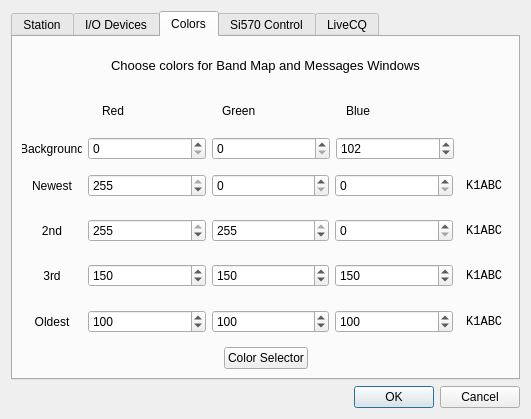
Old version of the form map65/devsetup.ui in the repository WSJTX/wsjtx.
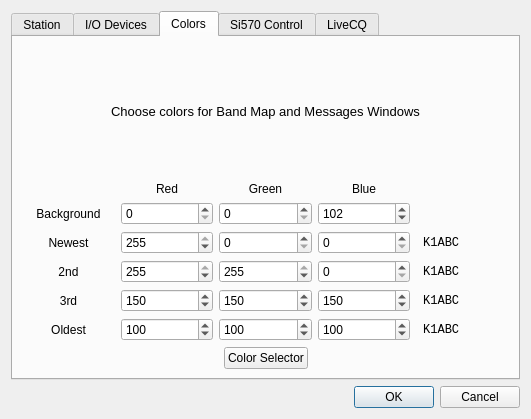
New version of the form. The open tabs and pages were chosen to show the change.

Commit message: fix(map65): scale Setup/Options UI properly and remember dialog size

The edit to the form file:
```diff
--- a/map65/devsetup.ui
+++ b/map65/devsetup.ui
@@ -946,104 +946,39 @@
           </widget>
          </item>
          <item>
-          <layout class="QHBoxLayout" name="horizontalLayout_17">
-           <item>
-            <spacer name="horizontalSpacer_17">
-             <property name="orientation">
-              <enum>Qt::Orientation::Horizontal</enum>
-             </property>
-             <property name="sizeType">
-              <enum>QSizePolicy::Policy::Fixed</enum>
-             </property>
-             <property name="sizeHint" stdset="0">
-              <size>
-               <width>80</width>
-               <height>20</height>
-              </size>
-             </property>
-            </spacer>
-           </item>
-           <item>
+          <layout class="QGridLayout" name="colorsGridLayout">
+           <item row="0" column="1">
             <widget class="QLabel" name="label_20">
              <property name="text">
               <string>Red</string>
              </property>
+             <property name="alignment">
+              <set>Qt::AlignmentFlag::AlignCenter</set>
+             </property>
             </widget>
            </item>
-           <item>
-            <spacer name="horizontalSpacer_19">
-             <property name="orientation">
-              <enum>Qt::Orientation::Horizontal</enum>
-             </property>
-             <property name="sizeType">
-              <enum>QSizePolicy::Policy::Fixed</enum>
-             </property>
-             <property name="sizeHint" stdset="0">
-              <size>
-               <width>31</width>
-               <height>20</height>
-              </size>
-             </property>
-            </spacer>
-           </item>
-           <item>
+           <item row="0" column="2">
             <widget class="QLabel" name="label_21">
              <property name="text">
               <string>Green</string>
              </property>
+             <property name="alignment">
+              <set>Qt::AlignmentFlag::AlignCenter</set>
+             </property>
             </widget>
            </item>
-           <item>
-            <spacer name="horizontalSpacer_20">
-             <property name="orientation">
-              <enum>Qt::Orientation::Horizontal</enum>
-             </property>
-             <property name="sizeType">
-              <enum>QSizePolicy::Policy::Fixed</enum>
-             </property>
-             <property name="sizeHint" stdset="0">
-              <size>
-               <width>34</width>
-               <height>20</height>
-              </size>
-             </property>
-            </spacer>
-           </item>
-           <item>
+           <item row="0" column="3">
             <widget class="QLabel" name="label_22">
              <property name="text">
               <string>Blue</string>
              </property>
+             <property name="alignment">
+              <set>Qt::AlignmentFlag::AlignCenter</set>
+             </property>
             </widget>
            </item>
-           <item>
-            <spacer name="horizontalSpacer_18">
-             <property name="orientation">
-              <enum>Qt::Orientation::Horizontal</enum>
-             </property>
-             <property name="sizeType">
-              <enum>QSizePolicy::Policy::Fixed</enum>
-             </property>
-             <property name="sizeHint" stdset="0">
-              <size>
-               <width>80</width>
-               <height>20</height>
-              </size>
-             </property>
-            </spacer>
-           </item>
-          </layout>
-         </item>
-         <item>
-          <layout class="QHBoxLayout" name="horizontalLayout_11">
-           <item>
+           <item row="1" column="0">
             <widget class="QLabel" name="label_15">
-             <property name="maximumSize">
-              <size>
-               <width>60</width>
-               <height>16777215</height>
-              </size>
-             </property>
              <property name="text">
               <string>Background</string>
              </property>
@@ -1052,21 +987,21 @@
              </property>
             </widget>
            </item>
-           <item>
+           <item row="1" column="1">
             <widget class="QSpinBox" name="sbBackgroundRed">
              <property name="maximum">
               <number>255</number>
              </property>
             </widget>
            </item>
-           <item>
+           <item row="1" column="2">
             <widget class="QSpinBox" name="sbBackgroundGreen">
              <property name="maximum">
               <number>255</number>
              </property>
             </widget>
            </item>
-           <item>
+           <item row="1" column="3">
             <widget class="QSpinBox" name="sbBackgroundBlue">
              <property name="maximum">
               <number>255</number>
@@ -1076,34 +1011,8 @@
              </property>
             </widget>
            </item>
-           <item>
-            <spacer name="horizontalSpacer_14">
-             <property name="orientation">
-              <enum>Qt::Orientation::Horizontal</enum>
-             </property>
-             <property name="sizeType">
-              <enum>QSizePolicy::Policy::Fixed</enum>
-             </property>
-             <property name="sizeHint" stdset="0">
-              <size>
-               <width>55</width>
-               <height>20</height>
-              </size>
-             </property>
-            </spacer>
-           </item>
-          </layout>
-         </item>
-         <item>
-          <layout class="QHBoxLayout" name="horizontalLayout_12">
-           <item>
+           <item row="2" column="0">
             <widget class="QLabel" name="label_16">
-             <property name="maximumSize">
-              <size>
-               <width>60</width>
-               <height>16777215</height>
-              </size>
-             </property>
              <property name="text">
               <string>Newest</string>
              </property>
@@ -1112,7 +1021,7 @@
              </property>
             </widget>
            </item>
-           <item>
+           <item row="2" column="1">
             <widget class="QSpinBox" name="sbRed0">
              <property name="maximum">
               <number>255</number>
@@ -1122,34 +1031,28 @@
              </property>
             </widget>
            </item>
-           <item>
+           <item row="2" column="2">
             <widget class="QSpinBox" name="sbGreen0">
              <property name="maximum">
               <number>255</number>
              </property>
             </widget>
            </item>
-           <item>
+           <item row="2" column="3">
             <widget class="QSpinBox" name="sbBlue0">
              <property name="maximum">
               <number>255</number>
              </property>
             </widget>
            </item>
-           <item>
+           <item row="2" column="4">
             <widget class="QLabel" name="lab0">
              <property name="sizePolicy">
-              <sizepolicy hsizetype="Fixed" vsizetype="Preferred">
+              <sizepolicy hsizetype="Preferred" vsizetype="Preferred">
                <horstretch>0</horstretch>
                <verstretch>0</verstretch>
               </sizepolicy>
              </property>
-             <property name="maximumSize">
-              <size>
-               <width>50</width>
-               <height>16777215</height>
-              </size>
-             </property>
              <property name="font">
               <font>
                <family>Courier New</family>
@@ -1161,18 +1064,8 @@
              </property>
             </widget>
            </item>
-          </layout>
-         </item>
-         <item>
-          <layout class="QHBoxLayout" name="horizontalLayout_13">
-           <item>
+           <item row="3" column="0">
             <widget class="QLabel" name="label_17">
-             <property name="maximumSize">
-              <size>
-               <width>60</width>
-               <height>16777215</height>
-              </size>
-             </property>
              <property name="text">
               <string>2nd</string>
              </property>
@@ -1181,7 +1074,7 @@
              </property>
             </widget>
            </item>
-           <item>
+           <item row="3" column="1">
             <widget class="QSpinBox" name="sbRed1">
              <property name="maximum">
               <number>255</number>
@@ -1191,7 +1084,7 @@
              </property>
             </widget>
            </item>
-           <item>
+           <item row="3" column="2">
             <widget class="QSpinBox" name="sbGreen1">
              <property name="maximum">
               <number>255</number>
@@ -1201,27 +1094,21 @@
              </property>
             </widget>
            </item>
-           <item>
+           <item row="3" column="3">
             <widget class="QSpinBox" name="sbBlue1">
              <property name="maximum">
               <number>255</number>
              </property>
             </widget>
            </item>
-           <item>
+           <item row="3" column="4">
             <widget class="QLabel" name="lab1">
              <property name="sizePolicy">
-              <sizepolicy hsizetype="Fixed" vsizetype="Preferred">
+              <sizepolicy hsizetype="Preferred" vsizetype="Preferred">
                <horstretch>0</horstretch>
                <verstretch>0</verstretch>
               </sizepolicy>
              </property>
-             <property name="maximumSize">
-              <size>
-               <width>50</width>
-               <height>16777215</height>
-              </size>
-             </property>
              <property name="font">
               <font>
                <family>Courier New</family>
@@ -1233,18 +1120,8 @@
              </property>
             </widget>
            </item>
-          </layout>
-         </item>
-         <item>
-          <layout class="QHBoxLayout" name="horizontalLayout_14">
-           <item>
+           <item row="4" column="0">
             <widget class="QLabel" name="label_18">
-             <property name="maximumSize">
-              <size>
-               <width>60</width>
-               <height>16777215</height>
-              </size>
-             </property>
              <property name="text">
               <string>3rd</string>
              </property>
@@ -1253,7 +1130,7 @@
              </property>
             </widget>
            </item>
-           <item>
+           <item row="4" column="1">
             <widget class="QSpinBox" name="sbRed2">
              <property name="maximum">
               <number>255</number>
@@ -1263,7 +1140,7 @@
              </property>
             </widget>
            </item>
-           <item>
+           <item row="4" column="2">
             <widget class="QSpinBox" name="sbGreen2">
              <property name="maximum">
               <number>255</number>
@@ -1273,7 +1150,7 @@
              </property>
             </widget>
            </item>
-           <item>
+           <item row="4" column="3">
             <widget class="QSpinBox" name="sbBlue2">
              <property name="maximum">
               <number>255</number>
@@ -1283,20 +1160,14 @@
              </property>
             </widget>
            </item>
-           <item>
+           <item row="4" column="4">
             <widget class="QLabel" name="lab2">
              <property name="sizePolicy">
-              <sizepolicy hsizetype="Fixed" vsizetype="Preferred">
+              <sizepolicy hsizetype="Preferred" vsizetype="Preferred">
                <horstretch>0</horstretch>
                <verstretch>0</verstretch>
               </sizepolicy>
              </property>
-             <property name="maximumSize">
-              <size>
-               <width>50</width>
-               <height>16777215</height>
-              </size>
-             </property>
              <property name="font">
               <font>
                <family>Courier New</family>
@@ -1308,18 +1179,8 @@
              </property>
             </widget>
            </item>
-          </layout>
-         </item>
-         <item>
-          <layout class="QHBoxLayout" name="horizontalLayout_15">
-           <item>
+           <item row="5" column="0">
             <widget class="QLabel" name="label_19">
-             <property name="maximumSize">
-              <size>
-               <width>60</width>
-               <height>16777215</height>
-              </size>
-             </property>
              <property name="text">
               <string>Oldest</string>
              </property>
@@ -1328,7 +1189,7 @@
              </property>
             </widget>
            </item>
-           <item>
+           <item row="5" column="1">
             <widget class="QSpinBox" name="sbRed3">
              <property name="maximum">
               <number>255</number>
@@ -1338,7 +1199,7 @@
              </property>
             </widget>
            </item>
-           <item>
+           <item row="5" column="2">
             <widget class="QSpinBox" name="sbGreen3">
              <property name="maximum">
               <number>255</number>
@@ -1348,7 +1209,7 @@
              </property>
             </widget>
            </item>
-           <item>
+           <item row="5" column="3">
             <widget class="QSpinBox" name="sbBlue3">
              <property name="maximum">
               <number>255</number>
@@ -1358,20 +1219,14 @@
              </property>
             </widget>
            </item>
-           <item>
+           <item row="5" column="4">
             <widget class="QLabel" name="lab3">
              <property name="sizePolicy">
-              <sizepolicy hsizetype="Fixed" vsizetype="Preferred">
+              <sizepolicy hsizetype="Preferred" vsizetype="Preferred">
                <horstretch>0</horstretch>
                <verstretch>0</verstretch>
               </sizepolicy>
              </property>
-             <property name="maximumSize">
-              <size>
-               <width>50</width>
-               <height>16777215</height>
-              </size>
-             </property>
              <property name="font">
               <font>
                <family>Courier New</family>
```
Left out of the diff: 8 changed lines with no effect on the pictures. The commit also changes 2 other files.
